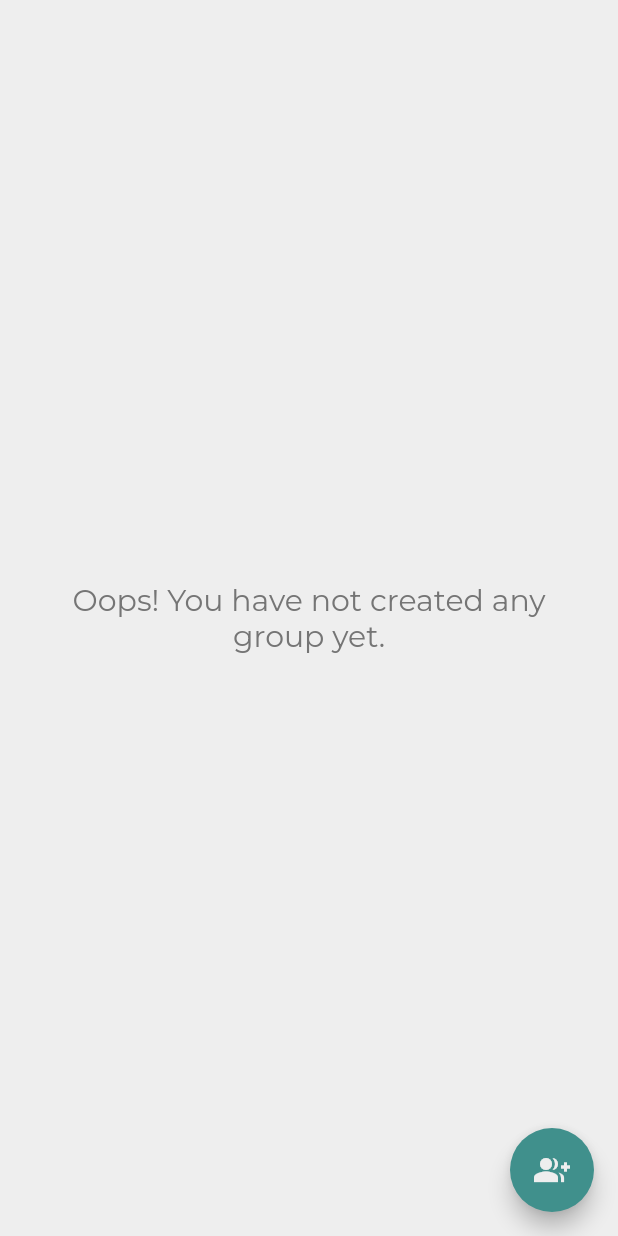
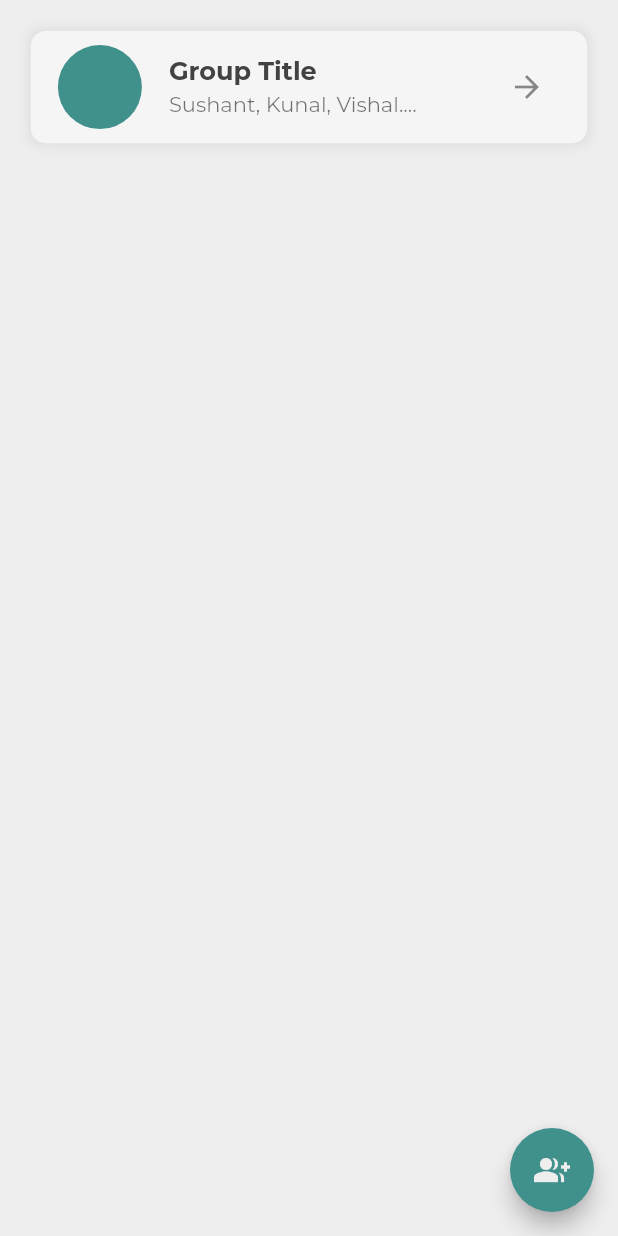
Before and after one commit to sushant102004/Spend-Less, a Flutter app: the Groups screen opened directly, on a phone screen of 412 x 824 dp. Run offline on Flutter 3.47's test engine with Material 2 defaults, Android fonts, the phone set to English and light mode, and no system bars; our stand-ins replace cloud_firestore, firebase_auth, firebase_core, flutter_svg, get, google_fonts and 1 more; accounts and stored records are empty.

Commit message:
Simple Group Card Implemented

```diff
--- a/lib/views/groups/groups.dart
+++ b/lib/views/groups/groups.dart
@@ -11,7 +11,7 @@ class Groups extends StatefulWidget {
 
 class _GroupsState extends State<Groups> {
   final constants = Get.put(Constants());
-  bool hasGroupCreated = false;
+  bool hasGroupCreated = true;
   @override
   Widget build(BuildContext context) {
     return Scaffold(
@@ -25,7 +25,51 @@ class _GroupsState extends State<Groups> {
         ),
       ),
       body: hasGroupCreated
-          ? Container()
+          ? Column(
+              children: [
+                Padding(
+                  padding: EdgeInsets.all(Get.width / 20),
+                  child: Container(
+                    alignment: Alignment.center,
+                    height: Get.height / 11,
+                    decoration: BoxDecoration(
+                        color: Colors.grey.shade100,
+                        borderRadius: BorderRadius.circular(10),
+                        boxShadow: [
+                          BoxShadow(
+                            color: Colors.grey.shade300,
+                            offset: const Offset(0.0, 0.0),
+                            blurRadius: 5.0,
+                            spreadRadius: 2.0,
+                          )
+                        ]),
+                    child: ListTile(
+                      title: Text(
+                        'Group Title',
+                        style: TextStyle(
+                            color: Colors.grey.shade800,
+                            fontWeight: FontWeight.bold,
+                            fontSize: 17),
+                      ),
+                      leading: CircleAvatar(
+                        radius: 30,
+                        backgroundColor: constants.primaryColor,
+                      ),
+                      trailing: IconButton(
+                        icon: const Icon(
+                          Icons.arrow_forward,
+                        ),
+                        onPressed: () {},
+                      ),
+                      subtitle: const Text(
+                        'Sushant, Kunal, Vishal....',
+                        maxLines: 1,
+                      ),
+                    ),
+                  ),
+                )
+              ],
+            )
           : Padding(
               padding: EdgeInsets.all(Get.width / 20),
               child: Center(
```
